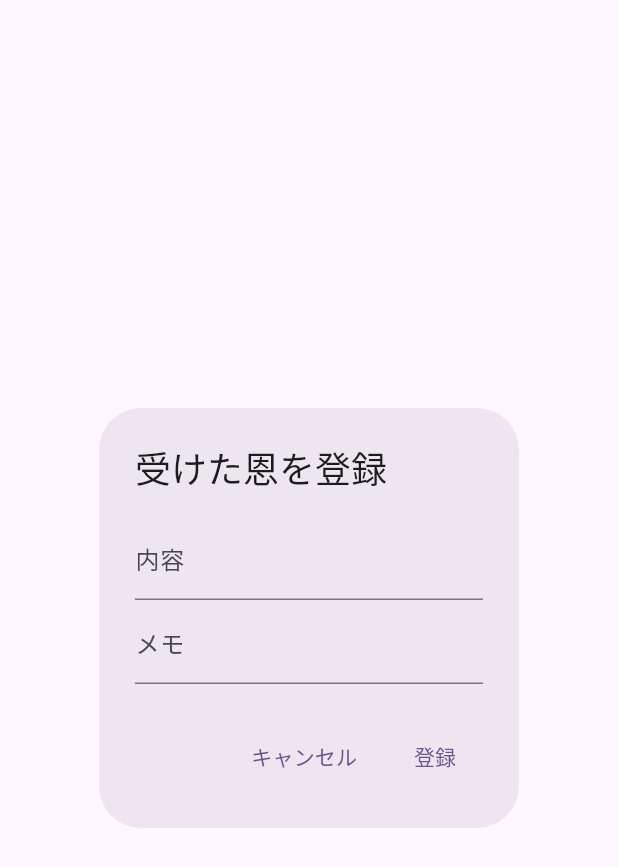
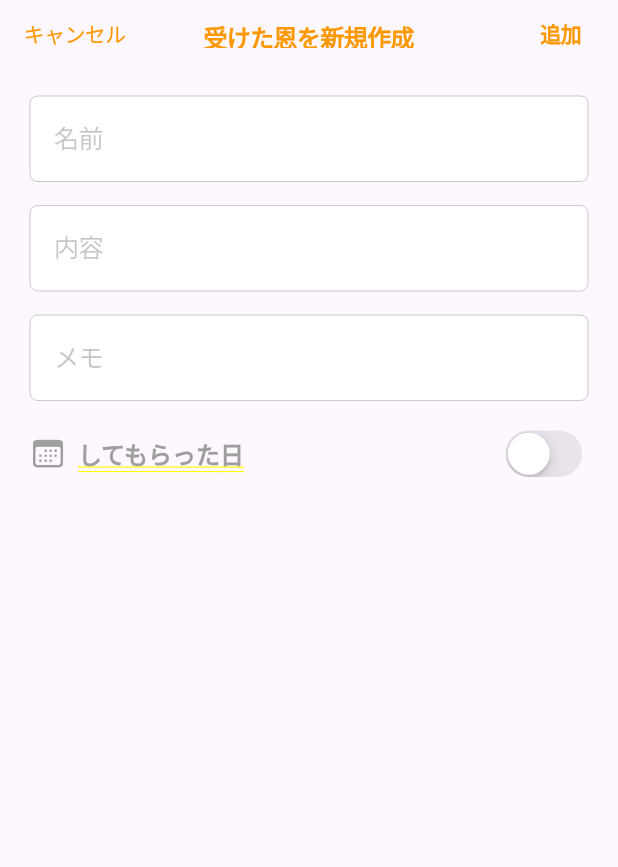
Before and after one commit to shinonome-inc/yumemi-pg-hackathon-team2, a Flutter app: the FavorAddModal screen opened directly, on a phone screen of 412 x 824 dp. Shown: the top 867 px of the screen. Run offline on Flutter 3.47's test engine with Material 3 defaults, Android fonts, the phone set to English and light mode, and no system bars; our stand-ins replace dio, flutter_hooks, freezed_annotation, hooks_riverpod, riverpod_annotation, shared_preferences and 1 more; missing offline and left inert: riverpod_paging_utils; accounts and stored records are empty; generated files the repository leaves out were written again.

Commit message:
受けた恩を新規作成モーダルui

```diff
--- a/app/lib/component/favor_add_modal.dart
+++ b/app/lib/component/favor_add_modal.dart
@@ -4,63 +4,100 @@ import 'package:app/provider/repaid_favor_notifier.dart';
 import 'package:flutter/material.dart';
 import 'package:app/model/received_favor.dart';
 import 'package:app/model/repaid_favor.dart';
+import 'package:flutter/widgets.dart';
 import 'package:hooks_riverpod/hooks_riverpod.dart';
-
+import 'package:flutter/cupertino.dart';
+import 'package:table_calendar/table_calendar.dart';
 enum FavorType { received, repaid }
 
-class FavorAddModal extends ConsumerWidget {
+class FavorAddModal extends ConsumerStatefulWidget {
   final FavorType type;
-  final String? receivedFavorId; // 奉公登録時のみ使用
+  final String? receivedFavorId;
 
   const FavorAddModal({super.key, required this.type, this.receivedFavorId});
 
   @override
-  Widget build(BuildContext context, WidgetRef ref) {
+  _FavorAddModalState createState() => _FavorAddModalState();
+}
+
+class _FavorAddModalState extends ConsumerState<FavorAddModal> {
+  final nameTextController = TextEditingController();
   final favorTextController = TextEditingController();
   final memoTextController = TextEditingController();
+  DateTime selectedDate = DateTime.now();
+  bool showCalendar = false;
 
-    return AlertDialog(
-      title: Text(type == FavorType.received ? "受けた恩を登録" : "奉公を登録"),
-      content: Column(
-        mainAxisSize: MainAxisSize.min,
-        children: [
-          TextField(
-            controller: favorTextController,
-            decoration: const InputDecoration(labelText: "内容"),
+  // 日付選択処理
+  void _onDaySelected(DateTime selectedDay, DateTime focusedDay) {
+    setState(() {
+      selectedDate = selectedDay; // 選択された日付をセット
+    });
+  }
+
+  @override
+  Widget build(BuildContext context) {
+    // 日付のフォーマットを指定
+    final favorDateString =
+        "${selectedDate.year}/${selectedDate.month}/${selectedDate.day}";
+
+    return GestureDetector(
+      onTap: () => FocusScope.of(context).unfocus(),
+      child: CupertinoPageScaffold(
+        navigationBar: CupertinoNavigationBar(
+          backgroundColor: const Color(0xFFF5F5F5),
+          middle: Padding(
+            padding: const EdgeInsets.symmetric(vertical: 12.0),
+            child: Text(
+              widget.type == FavorType.received ? "受けた恩を新規作成" : "奉公を登録",
+              style: const TextStyle(
+                color: Colors.orange,
+                fontSize: 16,
+                fontWeight: FontWeight.bold,
               ),
-          TextField(
-            controller: memoTextController,
-            decoration: const InputDecoration(labelText: "メモ"),
             ),
-        ],
           ),
-      actions: [
-        TextButton(
+          leading: Padding(
+            padding: const EdgeInsets.symmetric(vertical: 12.0),
+            child: CupertinoButton(
+              padding: EdgeInsets.zero,
               onPressed: () => Navigator.pop(context),
-          child: const Text("キャンセル"),
+              child: const Text(
+                "キャンセル",
+                style: TextStyle(
+                  color: Colors.orange,
+                  fontSize: 14,
                 ),
-        TextButton(
+              ),
+            ),
+          ),
+          trailing: Padding(
+            padding: const EdgeInsets.symmetric(vertical: 12.0),
+            child: CupertinoButton(
+              padding: EdgeInsets.zero,
               onPressed: () {
+                final nameText = nameTextController.text.trim();
                 final favorText = favorTextController.text.trim();
                 final memoText = memoTextController.text.trim();
                 if (favorText.isNotEmpty) {
-              if (type == FavorType.received) {
+                  if (widget.type == FavorType.received) {
                     ref
                         .read(receivedFavorNotifierProvider.notifier)
                         .addReceivedFavor(
                           ReceivedFavor(
                             id: UuidUtils.generateUuid(),
-                        giverName: "Unknown",
+                            giverName: nameText,
                             favorText: favorText,
                             favorDate: DateTime.now(),
                             memo: memoText,
                           ),
                         );
                   } else {
-                ref.read(repaidFavorNotifierProvider.notifier).addRepaidFavor(
+                    ref
+                        .read(repaidFavorNotifierProvider.notifier)
+                        .addRepaidFavor(
                           RepaidFavor(
                             id: UuidUtils.generateUuid(),
-                        receivedFavorId: receivedFavorId!,
+                            receivedFavorId: widget.receivedFavorId!,
                             favorText: favorText,
                             favorDate: DateTime.now(),
                             memo: memoText,
@@ -70,9 +107,113 @@ class FavorAddModal extends ConsumerWidget {
                   Navigator.pop(context);
                 }
               },
-          child: const Text("登録"),
+              child: const Text(
+                "追加",
+                style: TextStyle(
+                  color: Colors.orange,
+                  fontSize: 14,
+                  fontWeight: FontWeight.bold,
+                ),
+              ),
+            ),
+          ),
+          border: null,
+        ),
+        child: SafeArea(
+          child: SingleChildScrollView(
+            child: Container(
+              padding: const EdgeInsets.all(20),
+              child: Column(
+                children: [
+                  CupertinoTextField(
+                    controller: nameTextController,
+                    placeholder: "名前",
+                    padding: const EdgeInsets.all(16),
+                  ),
+                  const SizedBox(height: 16),
+                  CupertinoTextField(
+                    controller: favorTextController,
+                    placeholder: "内容",
+                    padding: const EdgeInsets.all(16),
+                  ),
+                  const SizedBox(height: 16),
+                  CupertinoTextField(
+                    controller: memoTextController,
+                    placeholder: "メモ",
+                    padding: const EdgeInsets.all(16),
+                  ),
+                  const SizedBox(height: 16),
+
+                  // 「してもらった日」のテキストとスイッチを表示
+                  Row(
+                    children: [
+                      Icon(
+                        CupertinoIcons.calendar,
+                        color: showCalendar ? Colors.orange : Colors.grey,
+                      ),
+                      const SizedBox(width: 8),
+                      Text(
+                        "してもらった日",
+                        style: TextStyle(
+                          color: showCalendar ? Colors.orange : Colors.grey,
+                          fontSize: 16,
+                          fontWeight: FontWeight.bold,
+                        ),
+                      ),
+                      const Spacer(),
+                      CupertinoSwitch(
+                        value: showCalendar,
+                        onChanged: (value) {
+                          setState(() {
+                            showCalendar = value;
+                          });
+                        },
+                        activeColor:
+                            Colors.green, // Green color when switched on
                       ),
                     ],
+                  ),
+                  const SizedBox(height: 16),
+
+                  // 日付選択後にカレンダーを下に表示
+                  if (showCalendar)
+                    Column(
+                      children: [
+                        const SizedBox(height: 4),
+                        Text(
+                          "選択された日: ${favorDateString}",
+                          style: const TextStyle(color: Colors.black),
+                        ),
+                        const SizedBox(height: 4),
+                        TableCalendar(
+                          firstDay: DateTime.utc(2000, 1, 1),
+                          lastDay: DateTime.utc(2101, 12, 31),
+                          focusedDay: selectedDate,
+                          selectedDayPredicate: (day) =>
+                              isSameDay(day, selectedDate),
+                          onDaySelected: _onDaySelected,
+                        ),
+                        const SizedBox(height: 16),
+                      ],
+                    ),
+                  const SizedBox(height: 16),
+                ],
+              ),
+            ),
+          ),
+        ),
+      ),
     );
   }
 }
+
+void showFavorAddModal(BuildContext context, FavorType type,
+    {String? receivedFavorId}) {
+  showModalBottomSheet(
+    context: context,
+    isScrollControlled: true,
+    builder: (BuildContext context) {
+      return FavorAddModal(type: type, receivedFavorId: receivedFavorId);
+    },
+  );
+}
```
Lines whose indentation alone changed are shown as unchanged.
